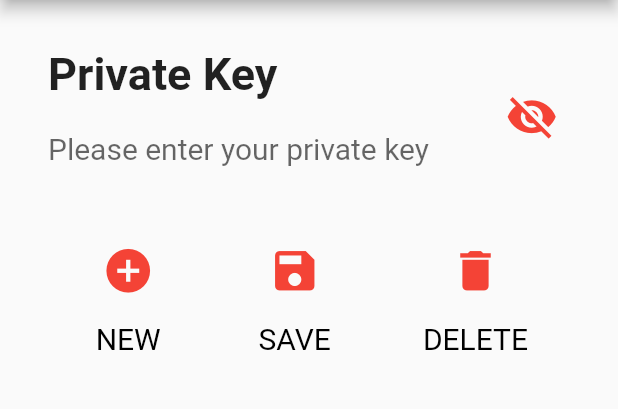
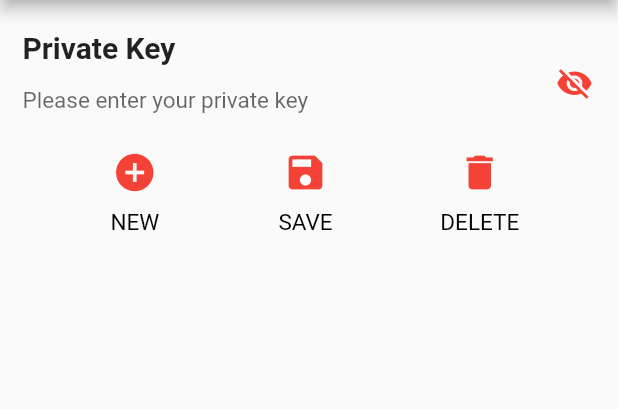
Before and after one commit to partnercloudsupport/redbellywallet, a Flutter app: the screen it shows after launch, item 2 of the bottom bar chosen, after a tap on "Account", on a phone screen of 412 x 824 dp, the part 84-493 px from its top. Run offline on Flutter 3.47's test engine with Material 2 defaults, Android fonts, the phone set to English and light mode, and no system bars; our stand-ins replace flutter_secure_storage, hex, local_auth, qr_flutter; missing offline and left inert: barcode_scan, bip32, bitcoin_flutter, pointycastle.

Commit message:
adjusted font sizes and icon sizes, fixed minor bugs and added refresh button

```diff
--- a/lib/ui/accountSettingsPage.dart
+++ b/lib/ui/accountSettingsPage.dart
@@ -24,8 +24,8 @@ class _AccountSettingsPageState extends State<AccountSettingsPage> {
           ? ""
           : base64Encode(MyApp.client.account.privateKey));
 
-  Color color = Colors.red;
-  double iconSize = 35;
+  Color _color = Colors.red;
+  double _iconSize = 30.0;
 
   void _changeVisibility() {
     setState(() {
@@ -122,11 +122,10 @@ class _AccountSettingsPageState extends State<AccountSettingsPage> {
       children: [
         icon,
         Container(
-          margin: const EdgeInsets.only(top: 8.0),
           child: Text(
             label,
             style: TextStyle(
-              fontSize: 20,
+              fontSize: 15,
               fontWeight: FontWeight.w400,
               color: Colors.black,
             ),
@@ -139,7 +138,7 @@ class _AccountSettingsPageState extends State<AccountSettingsPage> {
   @override
   Widget build(BuildContext context) {
     Widget keyInput = Container(
-      padding: const EdgeInsets.all(32.0),
+      padding: const EdgeInsets.only(top: 20, left: 15, right: 5),
       child: Row(
         children: [
           Expanded(
@@ -149,11 +148,10 @@ class _AccountSettingsPageState extends State<AccountSettingsPage> {
               children: [
                 /*2*/
                 Container(
-                  padding: const EdgeInsets.only(bottom: 8.0),
                   child: Text(
                     'Private Key',
                     style: TextStyle(
-                      fontSize: 30,
+                      fontSize: 20,
                       fontWeight: FontWeight.bold,
                     ),
                   ),
@@ -163,7 +161,7 @@ class _AccountSettingsPageState extends State<AccountSettingsPage> {
                   obscureText: (!_visible),
                   style: TextStyle(
                     color: Colors.black54,
-                    fontSize: 20,
+                    fontSize: 15,
                   ),
                   decoration: InputDecoration(
                       border: InputBorder.none,
@@ -176,9 +174,9 @@ class _AccountSettingsPageState extends State<AccountSettingsPage> {
             icon: (_visible
                 ? Icon(Icons.visibility)
                 : Icon(Icons.visibility_off)),
-            color: color,
+            color: _color,
             onPressed: _changeVisibility,
-            iconSize: iconSize,
+            iconSize: _iconSize-5,
           ),
         ],
       ),
@@ -191,22 +189,22 @@ class _AccountSettingsPageState extends State<AccountSettingsPage> {
           _buildButtonColumn(
               IconButton(
                   icon: Icon(Icons.add_circle),
-                  iconSize: iconSize,
-                  color: color,
+                  iconSize: _iconSize,
+                  color: _color,
                   onPressed: _createAccount),
               "NEW"),
           _buildButtonColumn(
               IconButton(
                   icon: Icon(Icons.save),
-                  iconSize: iconSize,
-                  color: color,
+                  iconSize: _iconSize,
+                  color: _color,
                   onPressed: _saveAccount),
               'SAVE'),
           _buildButtonColumn(
               IconButton(
                   icon: Icon(Icons.delete),
-                  iconSize: iconSize,
-                  color: color,
+                  iconSize: _iconSize,
+                  color: _color,
                   onPressed: _deleteAccount),
               "DELETE"),
         ],
@@ -222,8 +220,8 @@ class _AccountSettingsPageState extends State<AccountSettingsPage> {
                 child: Container(
                   height: 60,
                   padding:
-                      const EdgeInsets.symmetric(horizontal: 30, vertical: 5),
-                  alignment: Alignment(-0.9, 1.0),
+                      const EdgeInsets.symmetric(horizontal: 10, vertical: 5),
+                  alignment: Alignment(-0.9, 0.7),
                   decoration: BoxDecoration(
                     border: new Border(
                       bottom: new BorderSide(
@@ -234,7 +232,7 @@ class _AccountSettingsPageState extends State<AccountSettingsPage> {
                   child: Text(
                     keys[index],
                     style: TextStyle(
-                      fontSize: 30,
+                      fontSize: 16,
                     ),
                   ),
                 ),
@@ -319,9 +317,7 @@ class _AccountSettingsPageState extends State<AccountSettingsPage> {
         children: <Widget>[
           keyInput,
           buttonSection,
-          Container(
-            height: 20,
-          ),
+          Container(height: 10,),
           accountList,
         ],
       ),
--- a/lib/ui/detailsPage.dart
+++ b/lib/ui/detailsPage.dart
@@ -20,6 +20,9 @@ class DetailsPage extends StatefulWidget {
 class _DetailsPageState extends State<DetailsPage> {
   int _balance = 0;
   bool _loading = true;
+  double _fontSize = 20.0;
+  double _subFontSize = 15.0;
+  double _iconSize = 40.0;
 
   @override
   void initState() {
@@ -40,15 +43,15 @@ class _DetailsPageState extends State<DetailsPage> {
   @override
   Widget build(BuildContext context) {
     Widget accountSection = Container(
-      padding: const EdgeInsets.all(32.0),
+      padding: const EdgeInsets.symmetric(vertical: 10, horizontal: 2),
       child: Row(
         children: [
           Container(
-            width: 100.0,
-            alignment: Alignment.centerLeft,
+            width: 80.0,
+            alignment: Alignment.center,
             child: Icon(
               Icons.account_circle,
-              size: 50,
+              size: _iconSize,
               color: Colors.red,
             ),
           ),
@@ -63,7 +66,7 @@ class _DetailsPageState extends State<DetailsPage> {
                   child: Text(
                     'Account Address',
                     style: TextStyle(
-                      fontSize: 30,
+                      fontSize: _fontSize,
                       fontWeight: FontWeight.bold,
                     ),
                   ),
@@ -75,7 +78,7 @@ class _DetailsPageState extends State<DetailsPage> {
                         ? "Add Key First"
                         : base64Encode(MyApp.client.account.address),
                     style: TextStyle(
-                      fontSize: 25,
+                      fontSize: _subFontSize,
                     ),
                   ),
                 ),
@@ -87,15 +90,15 @@ class _DetailsPageState extends State<DetailsPage> {
     );
 
     Widget balanceSection = Container(
-      padding: const EdgeInsets.all(32.0),
+      padding: const EdgeInsets.symmetric(vertical: 10, horizontal: 2),
       child: Row(
         children: [
           Container(
-            width: 100.0,
-            alignment: Alignment.centerLeft,
+            width: 80.0,
+            alignment: Alignment.center,
             child: Icon(
               Icons.monetization_on,
-              size: 50,
+              size: _iconSize,
               color: Colors.red,
             ),
           ),
@@ -110,7 +113,7 @@ class _DetailsPageState extends State<DetailsPage> {
                   child: Text(
                     'Balance',
                     style: TextStyle(
-                      fontSize: 30,
+                      fontSize: _fontSize,
                       fontWeight: FontWeight.bold,
                     ),
                   ),
@@ -120,12 +123,33 @@ class _DetailsPageState extends State<DetailsPage> {
                   child: Text(
                     _loading ? "N/A" : _balance.toString(),
                     style: TextStyle(
-                      fontSize: 25,
+                      fontSize: _subFontSize,
                     ),
                   ),
                 ),
               ],
             ),
+          ),
+          IconButton(
+            icon: Icon(
+              Icons.refresh,
+              color: Colors.red,
+            ),
+            onPressed: () {
+              setState(() {
+                if (MyApp.servers.length == 0 || MyApp.client == null) {
+                  return;
+                }
+                MyApp.client.servers = MyApp.servers;
+                _loading = true;
+                MyApp.client.getBalance().then((value) {
+                  setState(() {
+                    _balance = value;
+                    _loading = false;
+                  });
+                });
+              });
+            },
           ),
         ],
       ),
@@ -134,23 +158,19 @@ class _DetailsPageState extends State<DetailsPage> {
     Widget payButton = Expanded(
       child: RaisedButton(
         color: Colors.redAccent,
-        child: Row(
+        child: Column(
           crossAxisAlignment: CrossAxisAlignment.center,
           mainAxisAlignment: MainAxisAlignment.center,
           children: <Widget>[
-            Container(
-              width: 70.0,
-              alignment: Alignment.centerLeft,
-              child: Icon(
+            Icon(
               Icons.account_balance_wallet,
-                size: 50,
+              size: _iconSize,
               color: Colors.white,
-              ),
             ),
             Text(
               "Pay",
               style: TextStyle(
-                fontSize: 40,
+                fontSize: _fontSize,
               ),
             ),
           ],
@@ -167,23 +187,19 @@ class _DetailsPageState extends State<DetailsPage> {
     Widget receiveButton = Expanded(
       child: RaisedButton(
         color: Colors.cyan,
-        child: Row(
+        child: Column(
           crossAxisAlignment: CrossAxisAlignment.center,
           mainAxisAlignment: MainAxisAlignment.center,
           children: <Widget>[
-            Container(
-              width: 70.0,
-              alignment: Alignment.centerLeft,
-              child: Icon(
+            Icon(
               Icons.add_circle,
-                size: 50,
+              size: _iconSize,
               color: Colors.white,
-              ),
             ),
             Text(
               "Receive",
               style: TextStyle(
-                fontSize: 40,
+                fontSize: _fontSize,
               ),
             ),
           ],
@@ -192,8 +208,9 @@ class _DetailsPageState extends State<DetailsPage> {
           Navigator.push(
             context,
             MaterialPageRoute(
-                  builder: (context) =>
-                      ReceivePage(title: "Receive Payment")));
+              builder: (context) => ReceivePage(title: "Receive Payment"),
+            ),
+          );
         },
       ),
     );
@@ -201,23 +218,25 @@ class _DetailsPageState extends State<DetailsPage> {
     Widget txOutButton = Expanded(
       child: RaisedButton(
         color: Colors.orange,
-        child: Row(
+        child: Column(
           crossAxisAlignment: CrossAxisAlignment.center,
           mainAxisAlignment: MainAxisAlignment.center,
           children: <Widget>[
-            Container(
-              width: 70.0,
-              alignment: Alignment.centerLeft,
-              child: Icon(
+            Icon(
               Icons.money_off,
-                size: 50,
+              size: _iconSize,
               color: Colors.white,
+            ),
+            Text(
+              "Sent",
+              style: TextStyle(
+                fontSize: _fontSize,
               ),
             ),
             Text(
-              "      Sent\nTransactions",
+              "Transactions",
               style: TextStyle(
-                fontSize: 40,
+                fontSize: _fontSize,
               ),
             ),
           ],
@@ -234,23 +253,25 @@ class _DetailsPageState extends State<DetailsPage> {
     Widget txInButton = Expanded(
       child: RaisedButton(
         color: Colors.green,
-        child: Row(
+        child: Column(
           crossAxisAlignment: CrossAxisAlignment.center,
           mainAxisAlignment: MainAxisAlignment.center,
           children: <Widget>[
-            Container(
-              width: 70.0,
-              alignment: Alignment.centerLeft,
-              child: Icon(
+            Icon(
               Icons.attach_money,
-                size: 50,
+              size: _iconSize,
               color: Colors.white,
+            ),
+            Text(
+              "Received",
+              style: TextStyle(
+                fontSize: _fontSize,
               ),
             ),
             Text(
-              "   Received\nTransactions",
+              "Transactions",
               style: TextStyle(
-                fontSize: 40,
+                fontSize: _fontSize,
               ),
             ),
           ],
--- a/lib/ui/receivePage.dart
+++ b/lib/ui/receivePage.dart
@@ -14,6 +14,8 @@ class ReceivePage extends StatefulWidget {
 }
 
 class _ReceivePageState extends State<ReceivePage> {
+  double _imageSize = 300.0;
+
   @override
   Widget build(BuildContext context) {
     return Scaffold(
@@ -23,7 +25,7 @@ class _ReceivePageState extends State<ReceivePage> {
       body: Center(
         child: QrImage(
           data: base64Encode(MyApp.client.account.address),
-          size: 400,
+          size: _imageSize,
         ),
       ),
     );
--- a/lib/ui/settingsPage.dart
+++ b/lib/ui/settingsPage.dart
@@ -14,13 +14,14 @@ class SettingsPage extends StatefulWidget {
 }
 
 class _SettingsPageState extends State<SettingsPage> {
+  double _fontSize = 22.0;
   @override
   Widget build(BuildContext context) {
     return Scaffold(
       body: ListView(
         children: <Widget>[
           ListTile(
-            contentPadding: EdgeInsets.all(20),
+            contentPadding: EdgeInsets.symmetric(vertical: 10, horizontal: 20),
             leading: Icon(
               Icons.account_circle,
               color: Colors.red,
@@ -28,18 +29,22 @@ class _SettingsPageState extends State<SettingsPage> {
             ),
             title: Text(
               "Account",
-              style: TextStyle(fontSize: 30),
+              style: TextStyle(
+                fontSize: _fontSize,
+              ),
             ),
             onTap: () {
               Navigator.push(
                 context,
                 MaterialPageRoute(
                   builder: (context) =>
-                          AccountSettingsPage(title: "Account Settings")));
+                      AccountSettingsPage(title: "Account Settings"),
+                ),
+              );
             },
           ),
           ListTile(
-            contentPadding: EdgeInsets.all(20),
+            contentPadding: EdgeInsets.symmetric(vertical: 10, horizontal: 20),
             leading: Icon(
               Icons.cloud,
               color: Colors.red,
@@ -47,18 +52,21 @@ class _SettingsPageState extends State<SettingsPage> {
             ),
             title: Text(
               "Servers",
-              style: TextStyle(fontSize: 30),
+              style: TextStyle(
+                fontSize: _fontSize,
+              ),
             ),
             onTap: () {
               Navigator.push(
                 context,
                 MaterialPageRoute(
-                      builder: (context) =>
-                          ServersPage(title: "Server Settings")));
+                  builder: (context) => ServersPage(title: "Server Settings"),
+                ),
+              );
             },
           ),
           ListTile(
-            contentPadding: EdgeInsets.all(20),
+            contentPadding: EdgeInsets.symmetric(vertical: 10, horizontal: 20),
             leading: Icon(
               Icons.security,
               color: Colors.red,
@@ -66,11 +74,13 @@ class _SettingsPageState extends State<SettingsPage> {
             ),
             title: Text(
               "Security",
-              style: TextStyle(fontSize: 30),
+              style: TextStyle(
+                fontSize: _fontSize,
+              ),
             ),
           ),
           ListTile(
-            contentPadding: EdgeInsets.all(20),
+            contentPadding: EdgeInsets.symmetric(vertical: 10, horizontal: 20),
             leading: Icon(
               Icons.mail,
               color: Colors.red,
@@ -78,14 +88,17 @@ class _SettingsPageState extends State<SettingsPage> {
             ),
             title: Text(
               "Contact",
-              style: TextStyle(fontSize: 30),
+              style: TextStyle(
+                fontSize: _fontSize,
+              ),
             ),
             onTap: () {
               Navigator.push(
                 context,
                 MaterialPageRoute(
-                      builder: (context) =>
-                          ContactPage(title: "Contact Us")));
+                  builder: (context) => ContactPage(title: "Contact Us"),
+                ),
+              );
             },
           ),
         ],
```
Also changed, not shown: lib/ui/alertDialog.dart (+6 -3 lines), lib/ui/contactPage.dart (+21 -16 lines), lib/ui/paymentPage.dart (+7 -11 lines), lib/ui/serversPage.dart (+14 -23 lines), lib/ui/txInPage.dart (+15 -15 lines), lib/ui/txOutPage.dart (+18 -18 lines). Lines whose indentation alone changed are shown as unchanged.
